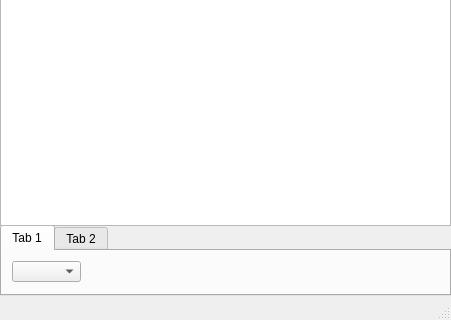
kot9pa/com-monitor, file mainwindow.ui: the form before one commit; both pictures show x 0 to 451 and y 163 to 483 of the 451 by 483 pixel window.
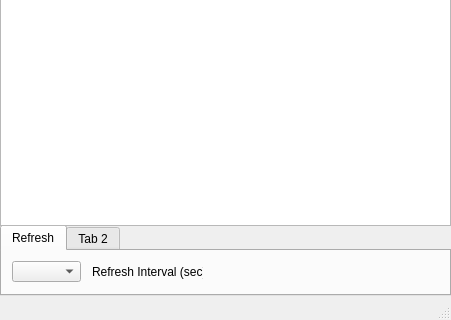
The form after the commit. Icons and pictures are not drawn.

What changed in the file:
```diff
--- a/mainwindow.ui
+++ b/mainwindow.ui
@@ -70,7 +70,7 @@
     </property>
     <widget class="QWidget" name="tab">
      <attribute name="title">
-      <string>Tab 1</string>
+      <string>Refresh</string>
      </attribute>
      <widget class="QComboBox" name="comboBox">
       <property name="geometry">
@@ -82,6 +82,19 @@
        </rect>
       </property>
      </widget>
+     <widget class="QLabel" name="refreshTime">
+      <property name="geometry">
+       <rect>
+        <x>90</x>
+        <y>10</y>
+        <width>111</width>
+        <height>21</height>
+       </rect>
+      </property>
+      <property name="text">
+       <string>Refresh Interval (sec)</string>
+      </property>
+     </widget>
     </widget>
     <widget class="QWidget" name="tab_2">
      <attribute name="title">
```
Left out of the diff: 4 changed lines with no effect on the pictures.
